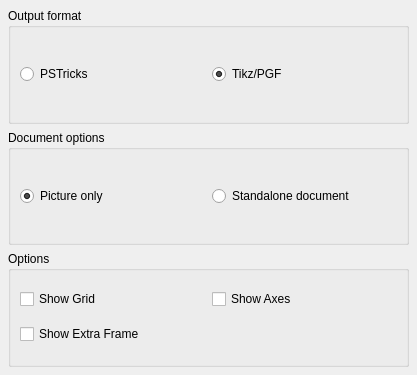
Before: the Qt Designer form filters/latexexporteroptionswidget.ui in KDE/kig, drawn with Qt 5.
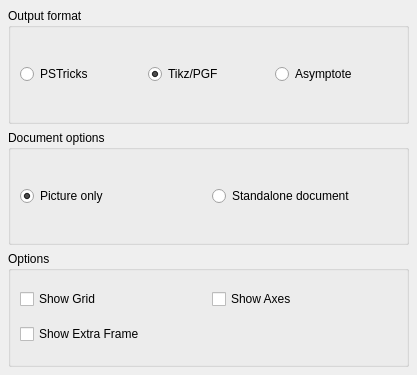
After: the same form once the commit is applied.

Commit message: Raoul Bourquin contributed the asymptote export filter for kig.

```diff
--- a/filters/latexexporteroptionswidget.ui
+++ b/filters/latexexporteroptionswidget.ui
@@ -40,6 +40,13 @@
         </property>
        </widget>
       </item>
+      <item>
+       <widget class="QRadioButton" name="asyRadioButton">
+        <property name="text">
+         <string>Asymptote</string>
+        </property>
+       </widget>
+      </item>
      </layout>
     </widget>
    </item>
```
The commit also changes 13 other files.
